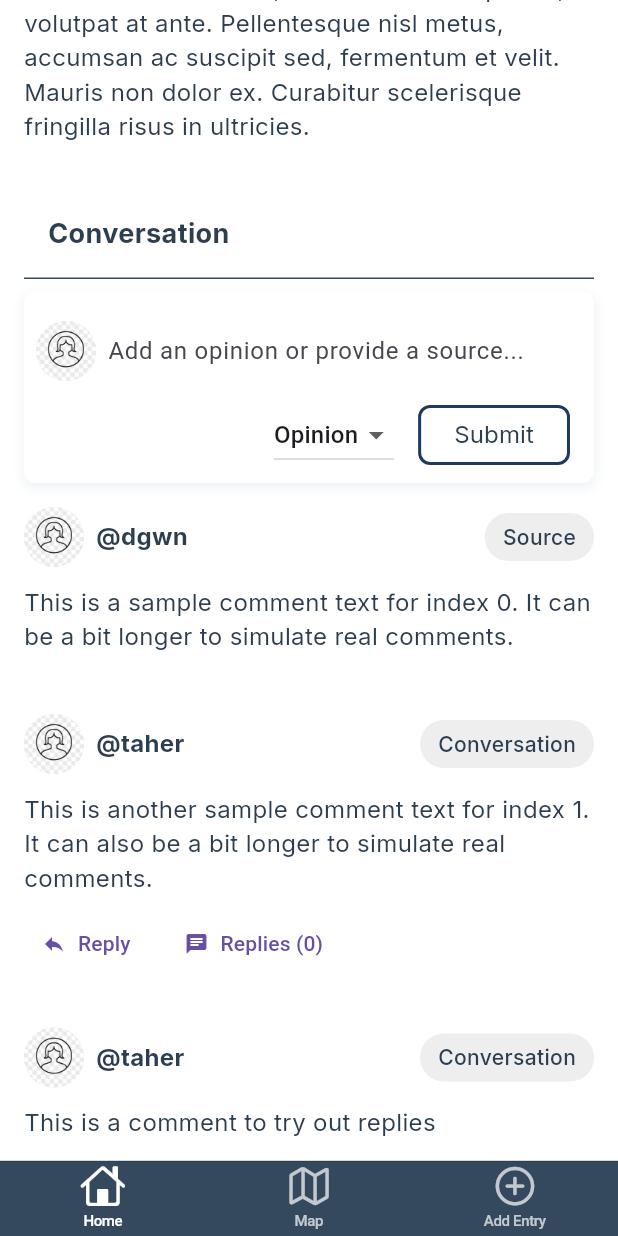
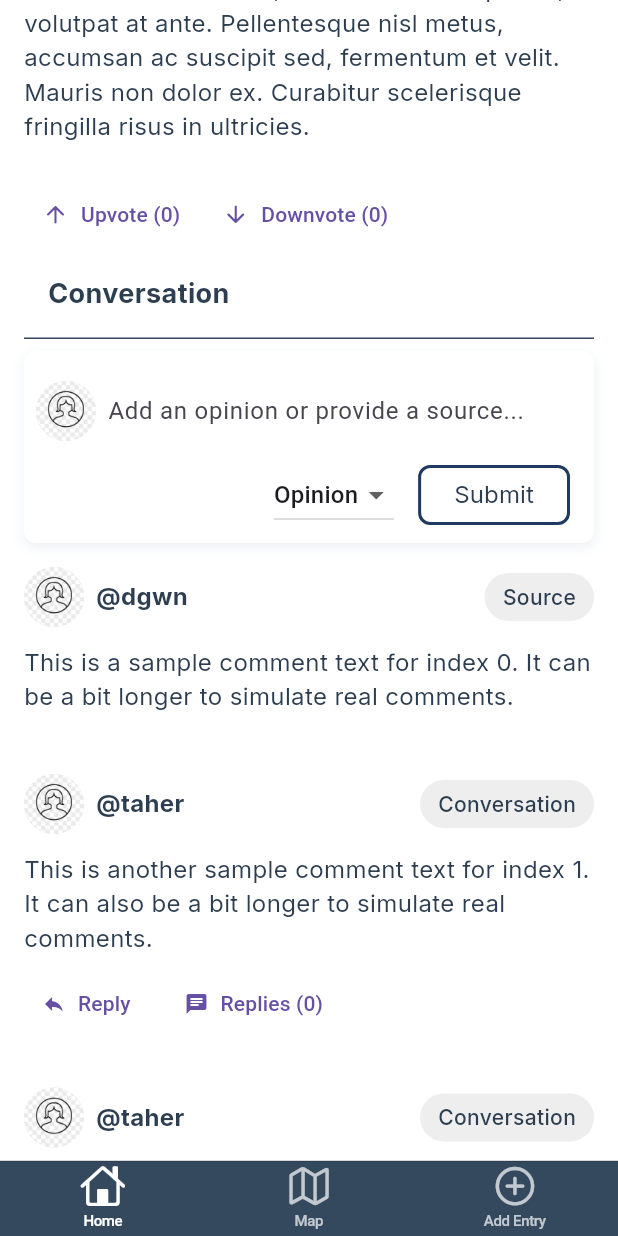
Before and after one commit to taheralfayad/blocktalk, a Flutter app: the EntryPage screen opened directly, scrolled down 1152 dp, on a phone screen of 412 x 824 dp. Run offline on Flutter 3.47's test engine with Material 3 defaults, Android fonts, the phone set to English and light mode, and no system bars; our stand-ins replace flutter_map, go_router, google_fonts, latlong2.

Commit message:
replies, convos and sources

```diff
--- a/lib/components/add_comment.dart
+++ b/lib/components/add_comment.dart
@@ -5,8 +5,14 @@ import '../design-system/colors.dart';
 
 class AddComment extends StatefulWidget {
   final String avatarUrl;
+  final String placeholderText;
+  final bool withClassification;
 
-  const AddComment({super.key, this.avatarUrl = 'assets/avatar.jpg'});
+  const AddComment({super.key,
+   this.avatarUrl = 'assets/avatar.jpg',
+   this.withClassification = true,
+   this.placeholderText = 'Add an opinion or provide a source...'
+  });
 
   @override
   State<AddComment> createState() => _AddCommentState();
@@ -59,7 +65,7 @@ class _AddCommentState extends State<AddComment> {
                   autocorrect: false,
                   controller: _commentController,
                   decoration: InputDecoration(
-                    hintText: 'Add an opinion or provide a source...',
+                    hintText: widget.placeholderText,
                     border: InputBorder.none,
                     enabledBorder: InputBorder.none,
                     focusedBorder: InputBorder.none,
@@ -74,6 +80,7 @@ class _AddCommentState extends State<AddComment> {
           Row(
             mainAxisAlignment: MainAxisAlignment.end,
             children: [
+              if (widget.withClassification)
                 DropdownButton<String>(
                   value: _selectedClassification,
                   onChanged: (String? newValue) {
--- a/lib/components/comment.dart
+++ b/lib/components/comment.dart
@@ -2,6 +2,7 @@ import 'package:flutter/material.dart';
 
 import '../design-system/text.dart';
 
+import '../components/add_comment.dart';
 
 class Comment extends StatefulWidget {
   final String text;
@@ -25,7 +26,9 @@ class Comment extends StatefulWidget {
 
 
 class _CommentState extends State<Comment> {
-  bool _isExpanded = false;
+  bool _repliesIsExpanded = false;
+  bool _addReplyIsExpanded = false;
+
 
   @override
   Widget build(BuildContext context) {
@@ -88,7 +91,11 @@ class _CommentState extends State<Comment> {
               mainAxisAlignment: MainAxisAlignment.start,
               children: [
                 TextButton.icon(
-                  onPressed: () {},
+                  onPressed: () {
+                    setState(() {
+                      _addReplyIsExpanded = !_addReplyIsExpanded;
+                    });
+                  },
                   icon: const Icon(Icons.reply, size: 16.0),
                   label: const Text('Reply'),
                 ),
@@ -96,7 +103,7 @@ class _CommentState extends State<Comment> {
                 TextButton.icon(
                 onPressed: () {
                   setState(() {
-                      _isExpanded = !_isExpanded;
+                      _repliesIsExpanded = !_repliesIsExpanded;
                     });
                   },
                   icon: const Icon(Icons.chat, size: 16.0),
@@ -104,7 +111,7 @@ class _CommentState extends State<Comment> {
                 ),
               ]
             ),
-          if (widget.replies.isNotEmpty && _isExpanded)
+          if (widget.replies.isNotEmpty && _repliesIsExpanded)
             ...widget.replies.map(
               (reply) => Padding(
                 padding: const EdgeInsets.only(left: 16.0, top: 8.0),
@@ -125,6 +132,12 @@ class _CommentState extends State<Comment> {
                   )
               )
             ),
+          if (widget.classification == 'Conversation' && _addReplyIsExpanded)
+            AddComment(
+              avatarUrl: widget.avatarUrl,
+              withClassification: false,
+              placeholderText: 'Add a reply...',
+            )
         ]
       )
     );
--- a/lib/pages/add_entry.dart
+++ b/lib/pages/add_entry.dart
@@ -88,6 +88,9 @@ class _AddEntryPageState extends State<AddEntryPage> {
                           SizedBox(height: 16),
                           TextField(
                             controller: _descriptionController,
+                            onTapOutside: (event) {
+                              FocusScope.of(context).requestFocus(FocusNode());
+                            },
                             decoration: InputDecoration(
                               labelText: 'Description',
                               border: OutlineInputBorder(),
--- a/lib/pages/entry.dart
+++ b/lib/pages/entry.dart
@@ -23,6 +23,8 @@ class _EntryPageState extends State<EntryPage> {
     Vestibulum sed dolor felis. Praesent nec tellus blandit, semper sem egestas, scelerisque tortor. Suspendisse porta tortor blandit dui efficitur, vel feugiat sapien posuere. Phasellus dictum felis nec libero ultrices, vitae scelerisque justo placerat. Etiam sed sapien convallis nunc viverra egestas. In molestie molestie mattis. Cras molestie nunc eget erat hendrerit, id ornare odio porttitor. Maecenas feugiat, diam non pulvinar rutrum, magna dolor congue arcu, a pharetra ligula orci vitae neque. Nunc non dapibus purus, eget fringilla elit. Aenean a faucibus nisl, id placerat dui. Etiam laoreet auctor massa, et bibendum risus tristique et. Etiam elementum dignissim mi et volutpat. Phasellus sit amet ipsum lobortis, vulputate libero vel, aliquet nulla.
     Cras in leo ultricies, dapibus ligula vel, semper nisl. Praesent eu iaculis lorem. Nullam non est eget velit vehicula maximus. Nam ac nunc leo. Nullam molestie neque nec enim fermentum, non bibendum ligula ultrices. Praesent fringilla accumsan ornare. Aenean orci eros, cursus pulvinar nunc sit amet, consectetur finibus velit. Suspendisse faucibus, leo ac pellentesque aliquet, mauris lacus porttitor turpis, id accumsan dui nisl eget nulla. Morbi ullamcorper fringilla neque, a dapibus elit aliquet vel. Nulla lacus lorem, rhoncus non tempus et, volutpat at ante. Pellentesque nisl metus, accumsan ac suscipit sed, fermentum et velit. Mauris non dolor ex. Curabitur scelerisque fringilla risus in ultricies.
   """;
+  int _upvotes = 0;
+  int _downvotes = 0;
 
   void initState() {
     print("EntryPage initialized with blockId: ${widget.blockId}");
@@ -71,7 +73,25 @@ class _EntryPageState extends State<EntryPage> {
                         text: loremIpsum,
                         fontSize: 16.0,
                       ),
-                      SizedBox(height: 8),
+                      Row(
+                        mainAxisAlignment: MainAxisAlignment.start,
+                        children: [
+                          TextButton.icon(
+                            label: Text("Upvote ($_upvotes)"),
+                            icon: const Icon(Icons.arrow_upward_rounded),
+                            onPressed: () {
+                              // Handle upvote action
+                            },
+                          ),
+                          TextButton.icon(
+                            label: Text("Downvote ($_downvotes)"),
+                            icon: Icon(Icons.arrow_downward_rounded),
+                            onPressed: () {
+                              // Handle downvote action
+                            },
+                          ),
+                        ],
+                      ),
                       BlockTalkBanner(
                         text: "Conversation"
                       ),
@@ -94,7 +114,21 @@ class _EntryPageState extends State<EntryPage> {
                                       text: "This is a reply to the comment above",
                                       author: "@dgwn",
                                       classification: "Conversation",
-                                      replies: [],
+                                      replies: [
+                                        Comment(
+                                          text: "This is a nested reply to the reply above",
+                                          author: "@taher",
+                                          classification: "Conversation",
+                                          replies: [
+                                            Comment(
+                                              text: "This is a nested reply to the nested reply above",
+                                              author: "@dgwn",
+                                              classification: "Conversation",
+                                              replies: []
+                                            )
+                                          ]
+                                        )
+                                      ],
                                     ),
                                     Comment(
                                       text: "This is another reply to the comment above",
```
Also changed, not shown: lib/components/block.dart (+9 -12 lines), lib/pages/feed.dart (+17 -16 lines). Lines whose indentation alone changed are shown as unchanged.
